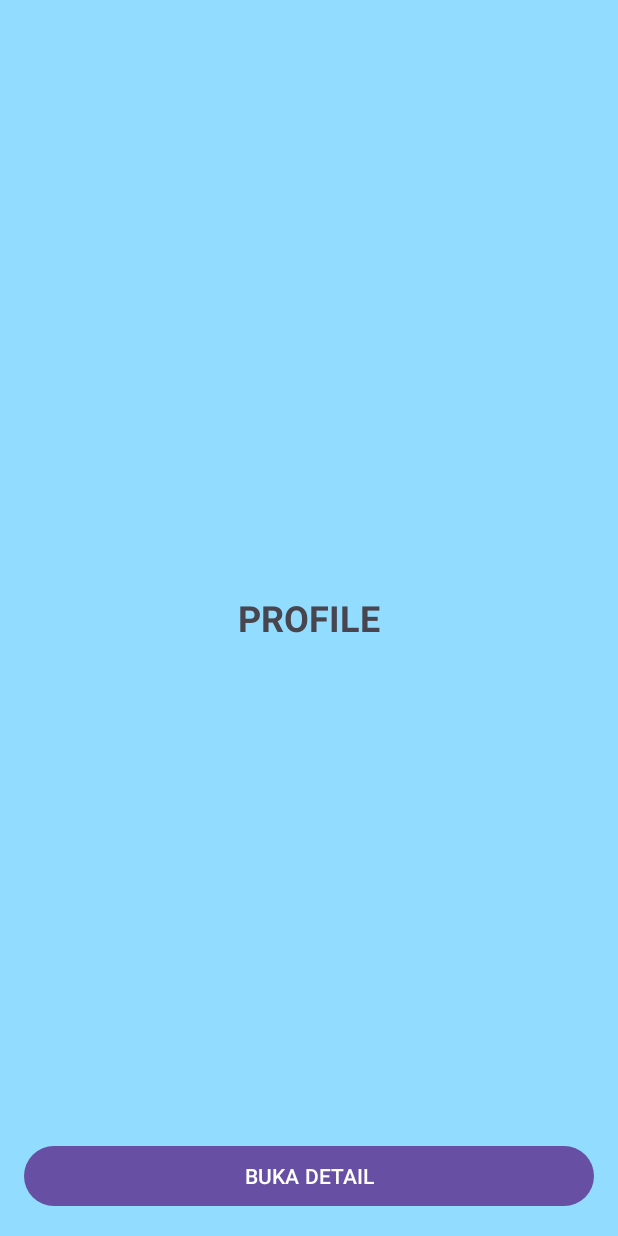
After one commit to Aldwin131/Navigation, an Android app: the fragment ProfileFragment shown on its own in the app's theme, on a phone screen of 412 x 824 dp. The commit adds this screen. Run offline under Robolectric (Android 15) with nearby library versions, the phone set to English and light mode, and no system bars.

Commit message:
2. Menambahkan Fragment ke dalam Navigation component

```diff
--- /dev/null
+++ b/app/src/main/java/com/example/latnavigation/ProfileFragment.kt
@@ -0,0 +1,59 @@
+package com.example.latnavigation
+
+import android.os.Bundle
+import androidx.fragment.app.Fragment
+import android.view.LayoutInflater
+import android.view.View
+import android.view.ViewGroup
+
+// TODO: Rename parameter arguments, choose names that match
+// the fragment initialization parameters, e.g. ARG_ITEM_NUMBER
+private const val ARG_PARAM1 = "param1"
+private const val ARG_PARAM2 = "param2"
+
+/**
+ * A simple [Fragment] subclass.
+ * Use the [ProfileFragment.newInstance] factory method to
+ * create an instance of this fragment.
+ */
+class ProfileFragment : Fragment() {
+    // TODO: Rename and change types of parameters
+    private var param1: String? = null
+    private var param2: String? = null
+
+    override fun onCreate(savedInstanceState: Bundle?) {
+        super.onCreate(savedInstanceState)
+        arguments?.let {
+            param1 = it.getString(ARG_PARAM1)
+            param2 = it.getString(ARG_PARAM2)
+        }
+    }
+
+    override fun onCreateView(
+        inflater: LayoutInflater, container: ViewGroup?,
+        savedInstanceState: Bundle?
+    ): View? {
+        // Inflate the layout for this fragment
+        return inflater.inflate(R.layout.fragment_profile, container, false)
+    }
+
+    companion object {
+        /**
+         * Use this factory method to create a new instance of
+         * this fragment using the provided parameters.
+         *
+         * @param param1 Parameter 1.
+         * @param param2 Parameter 2.
+         * @return A new instance of fragment ProfileFragment.
+         */
+        // TODO: Rename and change types and number of parameters
+        @JvmStatic
+        fun newInstance(param1: String, param2: String) =
+            ProfileFragment().apply {
+                arguments = Bundle().apply {
+                    putString(ARG_PARAM1, param1)
+                    putString(ARG_PARAM2, param2)
+                }
+            }
+    }
+}
--- /dev/null
+++ b/app/src/main/res/layout/fragment_profile.xml
@@ -0,0 +1,23 @@
+<?xml version="1.0" encoding="utf-8"?>
+<FrameLayout xmlns:android="http://schemas.android.com/apk/res/android"
+    android:layout_width="match_parent"
+    android:layout_height="match_parent"
+    android:background="#92DDFF"
+    android:padding="16dp">
+
+    <TextView
+        android:layout_width="wrap_content"
+        android:layout_height="wrap_content"
+        android:layout_gravity="center"
+        android:text="PROFILE"
+        android:textSize="24sp"
+        android:textStyle="bold" />
+
+    <Button
+        android:id="@+id/buttonOpen"
+        android:layout_width="match_parent"
+        android:layout_height="wrap_content"
+        android:layout_gravity="bottom"
+        android:text="BUKA DETAIL" />
+
+</FrameLayout>
--- a/app/src/main/res/values/strings.xml
+++ b/app/src/main/res/values/strings.xml
@@ -1,3 +1,5 @@
 <resources>
     <string name="app_name">latNavigation</string>
+    <!-- TODO: Remove or change this placeholder text -->
+    <string name="hello_blank_fragment">Hello blank fragment</string>
 </resources>
```
Also changed, not shown: app/src/main/java/com/example/latnavigation/DetailProfileFragment.kt (added, +59 -0 lines), app/src/main/java/com/example/latnavigation/HomeFragment.kt (added, +59 -0 lines), app/src/main/java/com/example/latnavigation/SettingFragment.kt (added, +59 -0 lines), app/src/main/res/layout/fragment_detail_profile.xml (added, +15 -0 lines), app/src/main/res/layout/fragment_home.xml (added, +15 -0 lines), app/src/main/res/layout/fragment_setting.xml (added, +15 -0 lines), app/src/main/res/navigation/navigation_utama.xml (added, +33 -0 lines).
